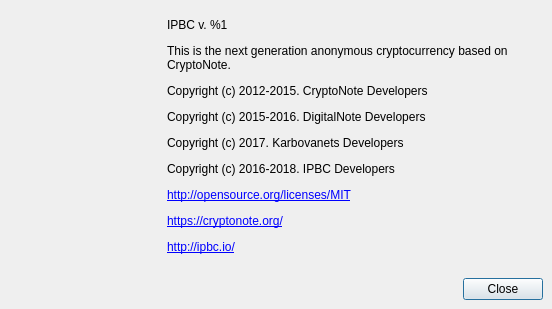
Above: src/gui/ui/aboutdialog.ui from ipbc-dev/bittube-wallet-old before the change. Below: the same form after it.
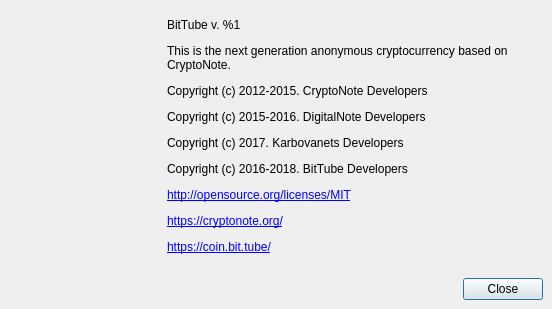
That is the form after the change. Icons and pictures are not drawn.

Commit message: Changed IPBC to BitTube

```diff
--- a/src/gui/ui/aboutdialog.ui
+++ b/src/gui/ui/aboutdialog.ui
@@ -101,7 +101,7 @@
          </size>
         </property>
         <property name="text">
-         <string>&lt;html&gt;&lt;head/&gt;&lt;body&gt;&lt;p&gt;IPBC v. %1&lt;/p&gt;&lt;p&gt;This is the next generation anonymous cryptocurrency based on CryptoNote.&lt;/p&gt;&lt;p&gt;Copyright (c) 2012-2015. CryptoNote Developers&lt;/p&gt;&lt;p&gt;Copyright (c) 2015-2016. DigitalNote Developers&lt;/p&gt;&lt;p&gt;Copyright (c) 2017. Karbovanets Developers&lt;/p&gt;&lt;p&gt;Copyright (c) 2016-2018. IPBC Developers&lt;/p&gt;&lt;p&gt;&lt;a href=&quot;http://opensource.org/licenses/MIT&quot;&gt;&lt;span style=&quot; text-decoration: underline; color:#0000ff;&quot;&gt;http://opensource.org/licenses/MIT&lt;/span&gt;&lt;/a&gt;&lt;/p&gt;&lt;p&gt;&lt;a href=&quot;https://cryptonote.org/&quot;&gt;&lt;span style=&quot; text-decoration: underline; color:#0000ff;&quot;&gt;https://cryptonote.org/&lt;/span&gt;&lt;/a&gt;&lt;/p&gt;&lt;p&gt;&lt;a href=&quot;http://ipbc.io/&quot;&gt;&lt;span style=&quot; text-decoration: underline; color:#0000ff;&quot;&gt;http://ipbc.io/&lt;/span&gt;&lt;/a&gt;&lt;/p&gt;&lt;/body&gt;&lt;/html&gt;</string>
+         <string>&lt;html&gt;&lt;head/&gt;&lt;body&gt;&lt;p&gt;BitTube v. %1&lt;/p&gt;&lt;p&gt;This is the next generation anonymous cryptocurrency based on CryptoNote.&lt;/p&gt;&lt;p&gt;Copyright (c) 2012-2015. CryptoNote Developers&lt;/p&gt;&lt;p&gt;Copyright (c) 2015-2016. DigitalNote Developers&lt;/p&gt;&lt;p&gt;Copyright (c) 2017. Karbovanets Developers&lt;/p&gt;&lt;p&gt;Copyright (c) 2016-2018. BitTube Developers&lt;/p&gt;&lt;p&gt;&lt;a href=&quot;http://opensource.org/licenses/MIT&quot;&gt;&lt;span style=&quot; text-decoration: underline; color:#0000ff;&quot;&gt;http://opensource.org/licenses/MIT&lt;/span&gt;&lt;/a&gt;&lt;/p&gt;&lt;p&gt;&lt;a href=&quot;https://cryptonote.org/&quot;&gt;&lt;span style=&quot; text-decoration: underline; color:#0000ff;&quot;&gt;https://cryptonote.org/&lt;/span&gt;&lt;/a&gt;&lt;/p&gt;&lt;p&gt;&lt;a href=&quot;https://coin.bit.tube/&quot;&gt;&lt;span style=&quot; text-decoration: underline; color:#0000ff;&quot;&gt;https://coin.bit.tube/&lt;/span&gt;&lt;/a&gt;&lt;/p&gt;&lt;/body&gt;&lt;/html&gt;</string>
         </property>
         <property name="textFormat">
          <enum>Qt::RichText</enum>
```
Left out of the diff: 2 changed lines with no effect on the pictures. The commit also changes 96 other files.
